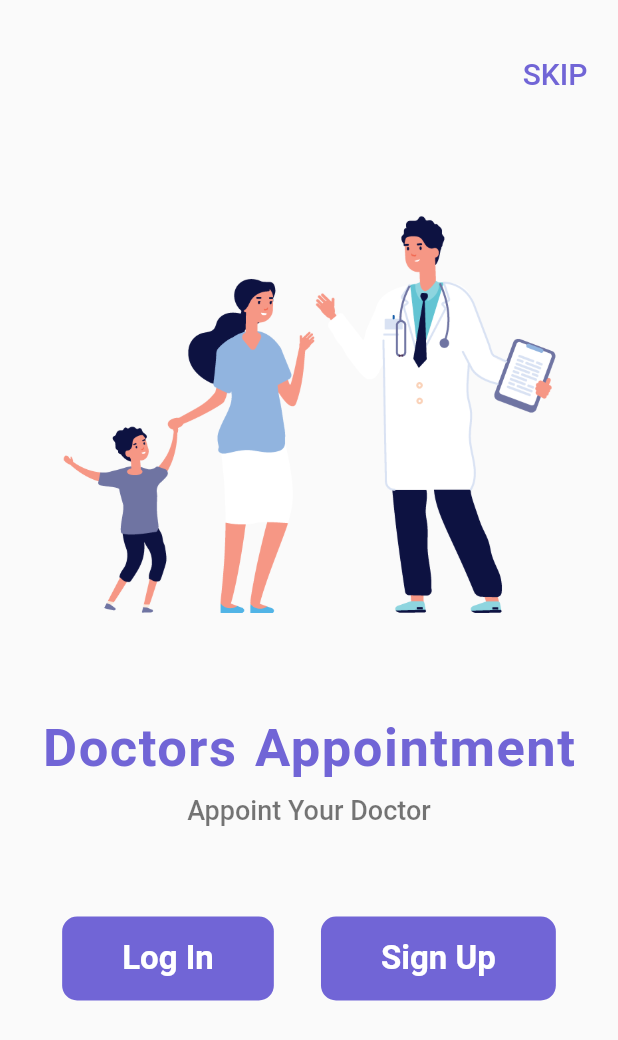
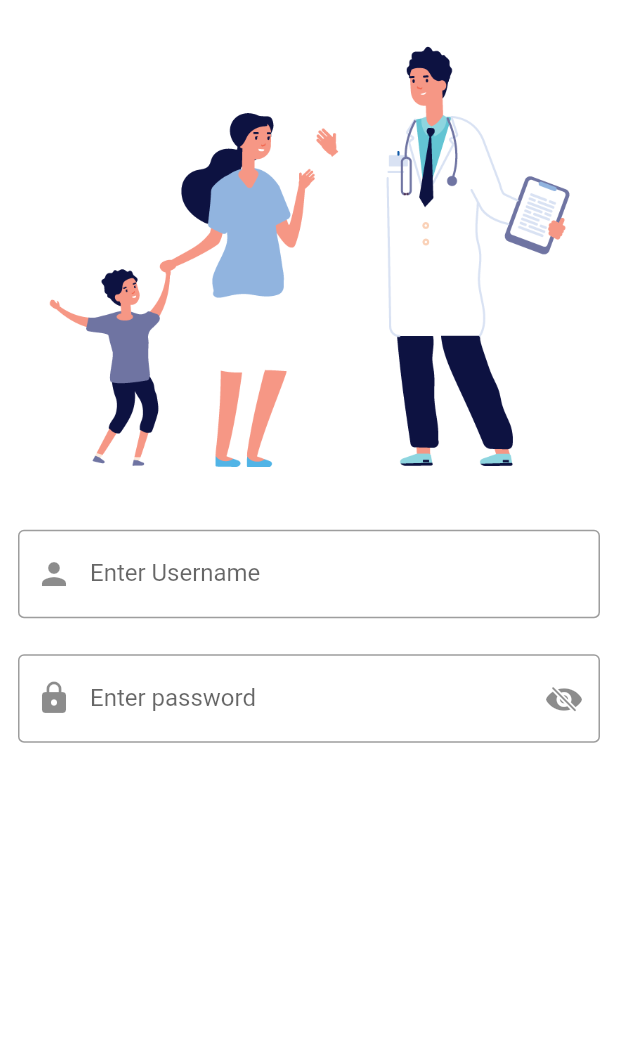
Before and after one commit to PiyushKBhattacharyya/medical_healthcare_app, a Flutter app: the screen it shows after launch, after a tap on "Log In", on a phone screen of 412 x 824 dp. Shown: the top 1040 px of the screen. Run offline on Flutter 3.47's test engine with Material 2 defaults, Android fonts, the phone set to English and light mode, and no system bars.

Commit message:
Commit:30-06-23,11:32

```diff
--- /dev/null
+++ b/lib/screens/login_screen.dart
@@ -0,0 +1,69 @@
+// ignore_for_file: prefer_const_literals_to_create_immutables, prefer_const_constructors
+
+import 'package:flutter/cupertino.dart';
+import 'package:flutter/material.dart';
+
+class LoginScreen extends StatefulWidget {
+  @override
+  State<LoginScreen> createState() => _LoginScreenState();
+}
+
+class _LoginScreenState extends State<LoginScreen> {
+  bool PassToggle = true;
+  @override
+  Widget build(BuildContext context) {
+    return Material(
+      color: Colors.white,
+      child: SingleChildScrollView(
+        child: SafeArea(
+            child: Column(
+          children: [
+            SizedBox(
+              height: 10,
+            ),
+            Padding(
+              padding: EdgeInsets.all(20),
+              child: Image.asset('assets/images/doctors.png'),
+            ),
+            SizedBox(
+              height: 10,
+            ),
+            Padding(
+              padding: EdgeInsets.all(12),
+              child: TextField(
+                decoration: InputDecoration(
+                  border: OutlineInputBorder(),
+                  label: Text("Enter Username"),
+                  prefixIcon: Icon(Icons.person),
+                ),
+              ),
+            ),
+            Padding(
+              padding: EdgeInsets.all(12),
+              child: TextField(
+                obscureText: PassToggle ? true : false,
+                decoration: InputDecoration(
+                    border: OutlineInputBorder(),
+                    label: Text("Enter password"),
+                    prefixIcon: Icon(Icons.lock),
+                    suffixIcon: InkWell(
+                      onTap: () {
+                        if (PassToggle == true) {
+                          PassToggle = false;
+                        } else {
+                          PassToggle = true;
+                        }
+                        setState(() {});
+                      },
+                      child: PassToggle
+                          ? Icon((CupertinoIcons.eye_slash_fill))
+                          : Icon(CupertinoIcons.eye_fill),
+                    )),
+              ),
+            )
+          ],
+        )),
+      ),
+    );
+  }
+}
--- a/lib/screens/welcome_screen.dart
+++ b/lib/screens/welcome_screen.dart
@@ -1,6 +1,7 @@
 // ignore_for_file: prefer_const_constructors
 
 import 'package:flutter/material.dart';
+import 'package:medical_healthcare_app/screens/login_screen.dart';
 
 class WelcomeScreen extends StatelessWidget {
   @override
@@ -72,8 +73,10 @@ class WelcomeScreen extends StatelessWidget {
                   borderRadius: BorderRadius.circular(10),
                   child: InkWell(
                     onTap: () {
-                      //   Navigator.push(context, MaterialPageRoute(
-                      //    builder: (context) =>))
+                      Navigator.push(
+                          context,
+                          MaterialPageRoute(
+                              builder: (context) => LoginScreen()));
                     },
                     child: Padding(
                       padding:
```
